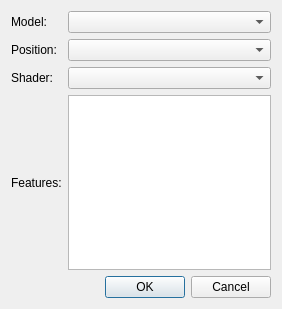
Qt form src/QT/gui_model.ui (bkloppenborg/simtoi) before a commit.
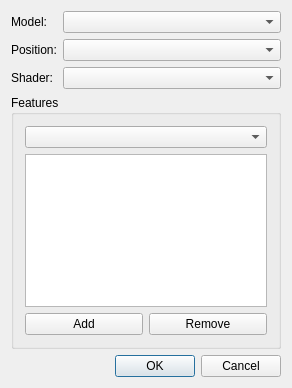
The same form after that commit.

Commit message: Added feature selection to the model creation GUI.

What changed in the file:
```diff
--- a/src/QT/gui_model.ui
+++ b/src/QT/gui_model.ui
@@ -6,14 +6,14 @@
    <rect>
     <x>0</x>
     <y>0</y>
-    <width>282</width>
-    <height>309</height>
+    <width>292</width>
+    <height>388</height>
    </rect>
   </property>
   <property name="windowTitle">
    <string>gui_addmodel</string>
   </property>
-  <layout class="QGridLayout" name="gridLayout">
+  <layout class="QGridLayout" name="gridLayout_2">
    <item row="0" column="0">
     <widget class="QLabel" name="label">
      <property name="text">
@@ -44,8 +44,38 @@
    <item row="2" column="1">
     <widget class="QComboBox" name="cboShaders"/>
    </item>
-   <item row="3" column="1">
-    <widget class="QListWidget" name="listFeatures"/>
+   <item row="3" column="0" colspan="2">
+    <widget class="QGroupBox" name="groupBox">
+     <property name="title">
+      <string>Features</string>
+     </property>
+     <layout class="QGridLayout" name="gridLayout">
+      <item row="0" column="0" colspan="2">
+       <widget class="QComboBox" name="cboFeatures"/>
+      </item>
+      <item row="2" column="1">
+       <widget class="QPushButton" name="btnFeatureRemove">
+        <property name="text">
+         <string>Remove</string>
+        </property>
+       </widget>
+      </item>
+      <item row="2" column="0">
+       <widget class="QPushButton" name="btnFeatureAdd">
+        <property name="text">
+         <string>Add</string>
+        </property>
+       </widget>
+      </item>
+      <item row="1" column="0" colspan="2">
+       <widget class="QListWidget" name="listFeatures">
+        <property name="selectionMode">
+         <enum>QAbstractItemView::ExtendedSelection</enum>
+        </property>
+       </widget>
+      </item>
+     </layout>
+    </widget>
    </item>
    <item row="4" column="1">
     <widget class="QDialogButtonBox" name="buttonBox">
@@ -57,13 +87,6 @@
      </property>
     </widget>
    </item>
-   <item row="3" column="0">
-    <widget class="QLabel" name="label_4">
-     <property name="text">
-      <string>Features:</string>
-     </property>
-    </widget>
-   </item>
   </layout>
  </widget>
  <layoutdefault spacing="6" margin="11"/>
```
The commit also changes 7 other files.
